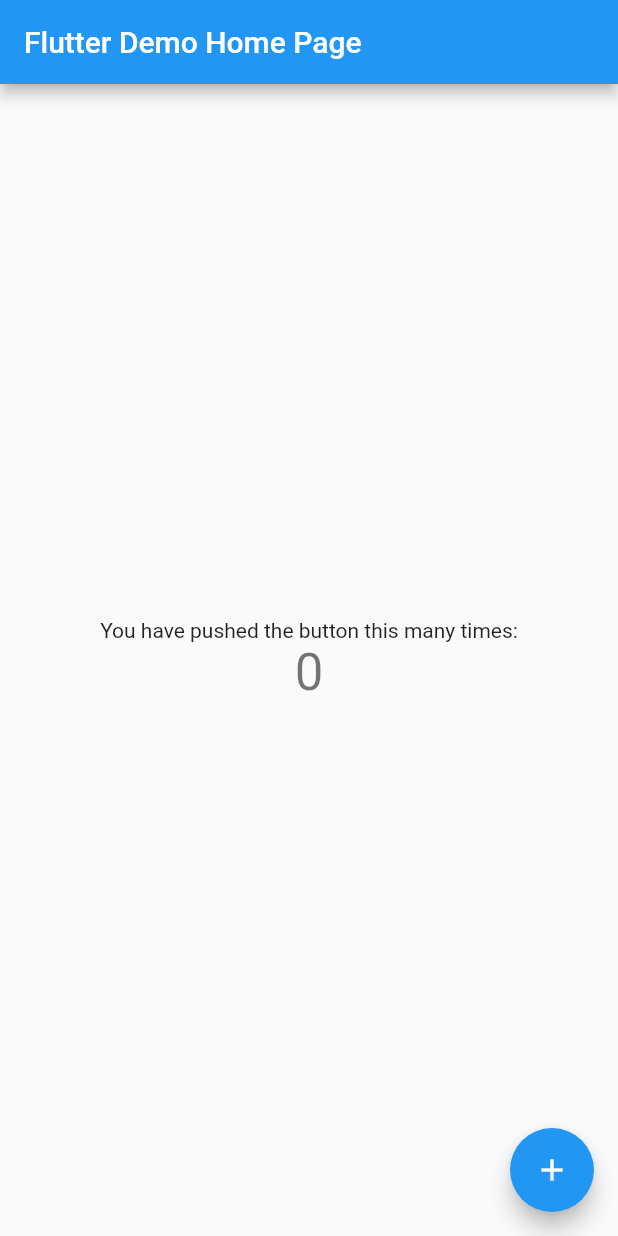
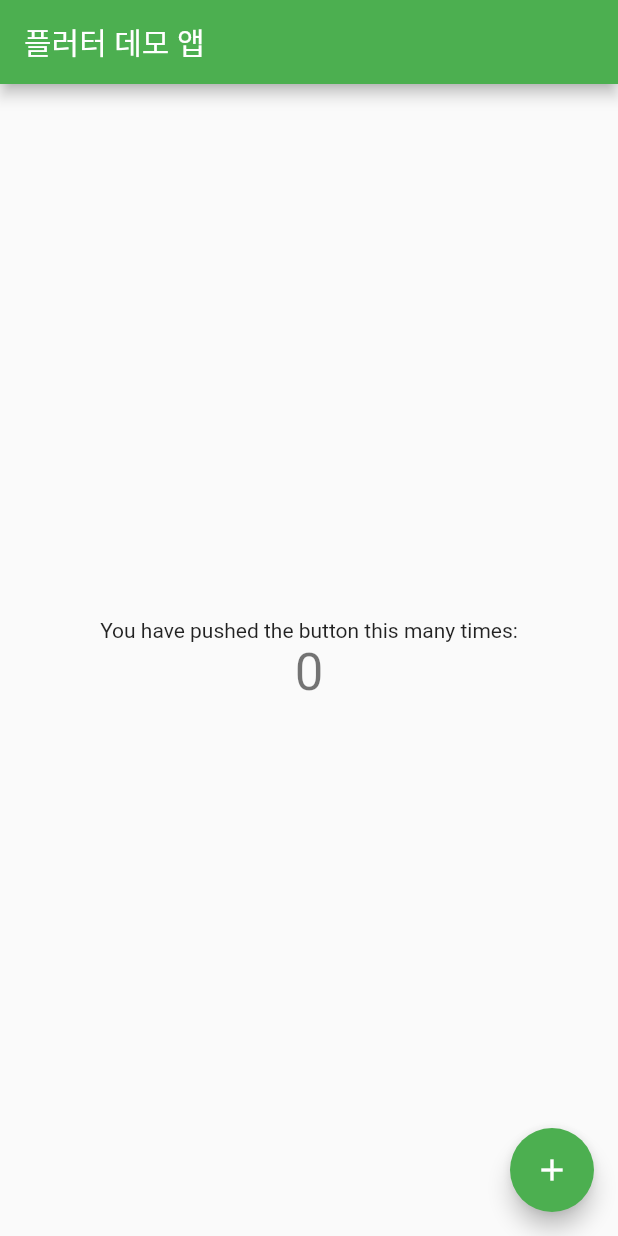
Before and after one commit to wkdgus1164/flutter-study, a Flutter app: the screen it shows after launch, on a phone screen of 412 x 824 dp. Run offline on Flutter 3.47's test engine with Material 2 defaults, Android fonts, the phone set to English and light mode, and no system bars.

Commit message:
update: remove comment (#1)

```diff
--- a/flutter_app/lib/main.dart
+++ b/flutter_app/lib/main.dart
@@ -7,40 +7,20 @@ void main() {
 class MyApp extends StatelessWidget {
   const MyApp({Key? key}) : super(key: key);
 
-  // This widget is the root of your application.
   @override
   Widget build(BuildContext context) {
     return MaterialApp(
       title: 'Flutter Demo',
       theme: ThemeData(
-        // This is the theme of your application.
-        //
-        // Try running your application with "flutter run". You'll see the
-        // application has a blue toolbar. Then, without quitting the app, try
-        // changing the primarySwatch below to Colors.green and then invoke
-        // "hot reload" (press "r" in the console where you ran "flutter run",
-        // or simply save your changes to "hot reload" in a Flutter IDE).
-        // Notice that the counter didn't reset back to zero; the application
-        // is not restarted.
-        primarySwatch: Colors.blue,
+        primarySwatch: Colors.green,
       ),
-      home: const MyHomePage(title: 'Flutter Demo Home Page'),
+      home: const MyHomePage(title: '플러터 데모 앱'),
     );
   }
 }
 
 class MyHomePage extends StatefulWidget {
   const MyHomePage({Key? key, required this.title}) : super(key: key);
-
-  // This widget is the home page of your application. It is stateful, meaning
-  // that it has a State object (defined below) that contains fields that affect
-  // how it looks.
-
-  // This class is the configuration for the state. It holds the values (in this
-  // case the title) provided by the parent (in this case the App widget) and
-  // used by the build method of the State. Fields in a Widget subclass are
-  // always marked "final".
-
   final String title;
 
   @override
@@ -52,47 +32,18 @@ class _MyHomePageState extends State<MyHomePage> {
 
   void _incrementCounter() {
     setState(() {
-      // This call to setState tells the Flutter framework that something has
-      // changed in this State, which causes it to rerun the build method below
-      // so that the display can reflect the updated values. If we changed
-      // _counter without calling setState(), then the build method would not be
-      // called again, and so nothing would appear to happen.
       _counter++;
     });
   }
 
   @override
   Widget build(BuildContext context) {
-    // This method is rerun every time setState is called, for instance as done
-    // by the _incrementCounter method above.
-    //
-    // The Flutter framework has been optimized to make rerunning build methods
-    // fast, so that you can just rebuild anything that needs updating rather
-    // than having to individually change instances of widgets.
     return Scaffold(
       appBar: AppBar(
-        // Here we take the value from the MyHomePage object that was created by
-        // the App.build method, and use it to set our appbar title.
         title: Text(widget.title),
       ),
       body: Center(
-        // Center is a layout widget. It takes a single child and positions it
-        // in the middle of the parent.
         child: Column(
-          // Column is also a layout widget. It takes a list of children and
-          // arranges them vertically. By default, it sizes itself to fit its
-          // children horizontally, and tries to be as tall as its parent.
-          //
-          // Invoke "debug painting" (press "p" in the console, choose the
-          // "Toggle Debug Paint" action from the Flutter Inspector in Android
-          // Studio, or the "Toggle Debug Paint" command in Visual Studio Code)
-          // to see the wireframe for each widget.
-          //
-          // Column has various properties to control how it sizes itself and
-          // how it positions its children. Here we use mainAxisAlignment to
-          // center the children vertically; the main axis here is the vertical
-          // axis because Columns are vertical (the cross axis would be
-          // horizontal).
           mainAxisAlignment: MainAxisAlignment.center,
           children: <Widget>[
             const Text(
@@ -109,7 +60,7 @@ class _MyHomePageState extends State<MyHomePage> {
         onPressed: _incrementCounter,
         tooltip: 'Increment',
         child: const Icon(Icons.add),
-      ), // This trailing comma makes auto-formatting nicer for build methods.
+      ),
     );
   }
 }
```
